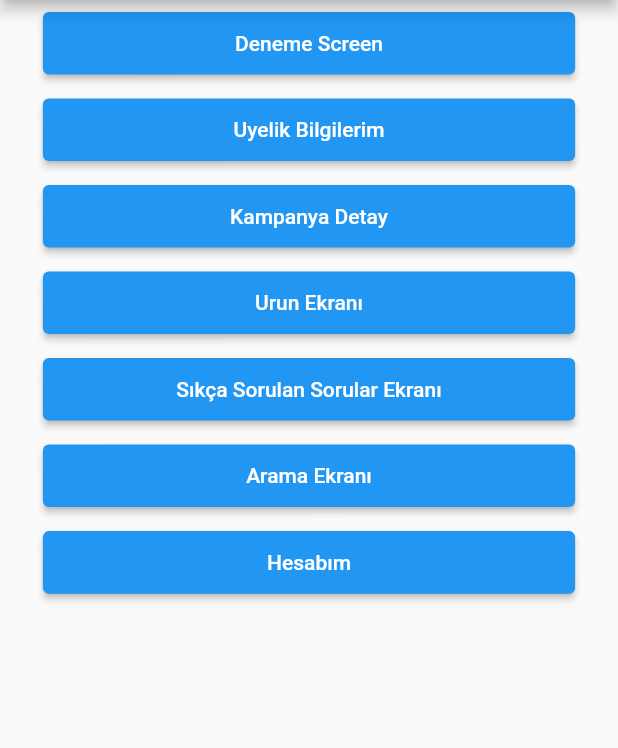
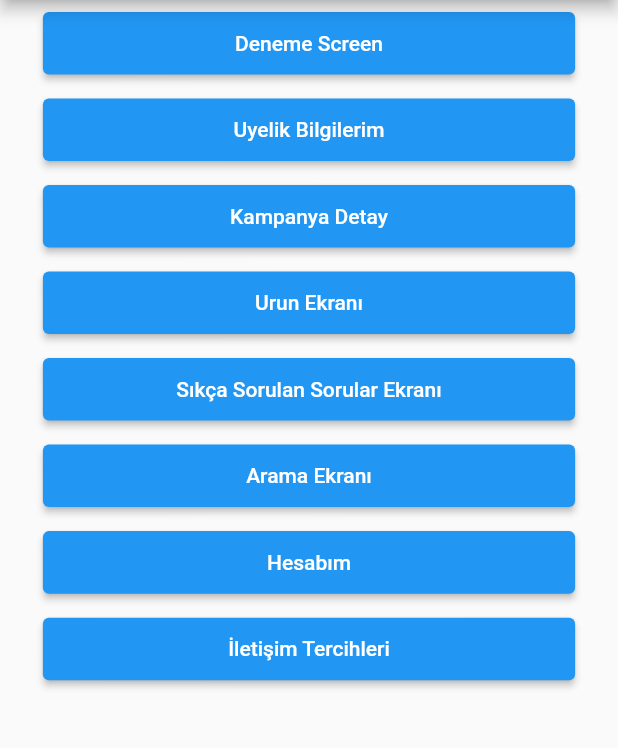
Before and after one commit to tolgabaskesen/vergelsin, a Flutter app: the screen it shows after launch, on a phone screen of 412 x 824 dp, the part 84-832 px from its top. Run offline on Flutter 3.47's test engine with Material 2 defaults, Android fonts, the phone set to English and light mode, and no system bars; our stand-ins replace auto_size_text, font_awesome_flutter, pinput.

Commit message:
iletisim start

```diff
--- a/lib/main.dart
+++ b/lib/main.dart
@@ -3,6 +3,7 @@ import 'package:vergelsin/screens/arama.dart';
 import 'package:vergelsin/screens/deneme_screen.dart';
 import 'package:vergelsin/screens/first_screen.dart';
 import 'package:vergelsin/screens/hesabim.dart';
+import 'package:vergelsin/screens/iletisim_tercihleri.dart';
 import 'package:vergelsin/screens/kampanya_detay.dart';
 import 'package:vergelsin/screens/sikca_sorulan_sorular.dart';
 import 'package:vergelsin/screens/urun.dart';
@@ -36,6 +37,7 @@ class MyApp extends StatelessWidget {
         "/sikca_sorulan_sorular": (context) => SikcaSorulanSorular(),
         "/arama": (context) => Arama(),
         "/profile_screen": (context) => ProfileScreen(),
+        "/iletisim_tercihleri": (context) => IletisimTercihleri(),
       },
     );
   }
@@ -111,6 +113,12 @@ class _MyHomePageState extends State<MyHomePage> {
                 "Hesabım",
                 () => Navigator.pushNamed(context, "/profile_screen"),
               ),
+              sayfaGecis(
+                //Oluşturulan her sayfa için geçişler buraya button olarak aynı şekilde tanımlanacak.
+                context,
+                "İletişim Tercihleri",
+                () => Navigator.pushNamed(context, "/iletisim_tercihleri"),
+              ),
             ],
           ),
         ),
--- a/pubspec.yaml
+++ b/pubspec.yaml
@@ -32,6 +32,7 @@ dependencies:
   persistent_bottom_nav_bar: ^4.0.2
   auto_size_text: 3.0.0-nullsafety.0
   pinput: ^1.2.0
+  flutter_switch: ^0.3.1
 
 
 dev_dependencies:
```
Also changed, not shown: lib/screens/iletisim_tercihleri.dart (added, +47 -0 lines), pubspec.lock.
